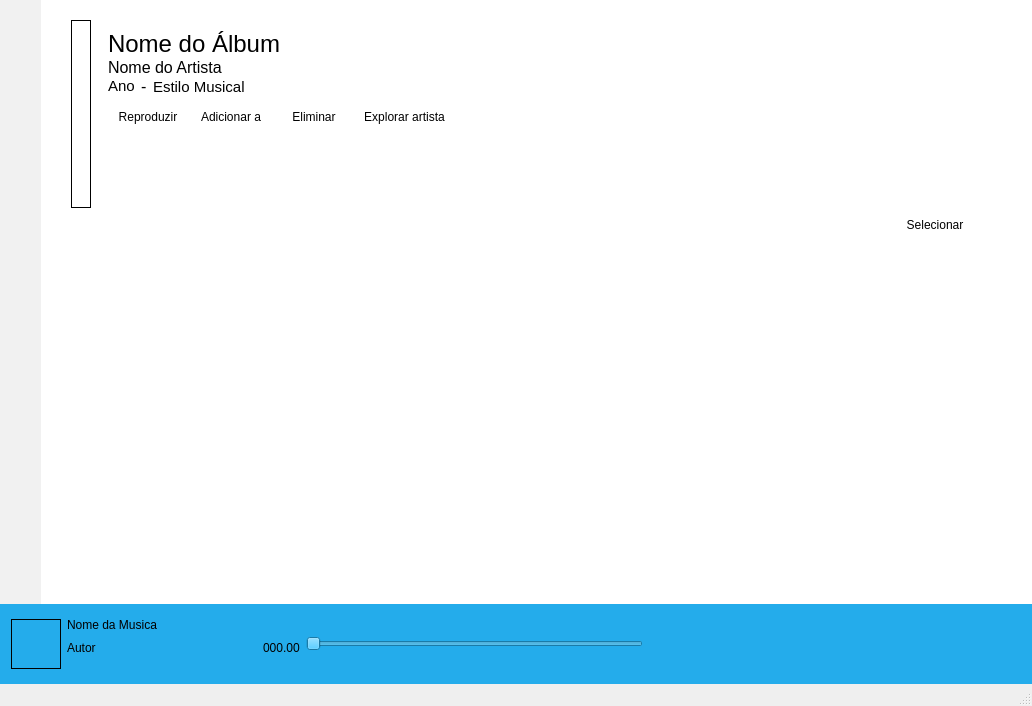
Grupo-9-EngenhariaSoftware2016/Media-Player, file media5/mainwindow.ui: the form before one commit.
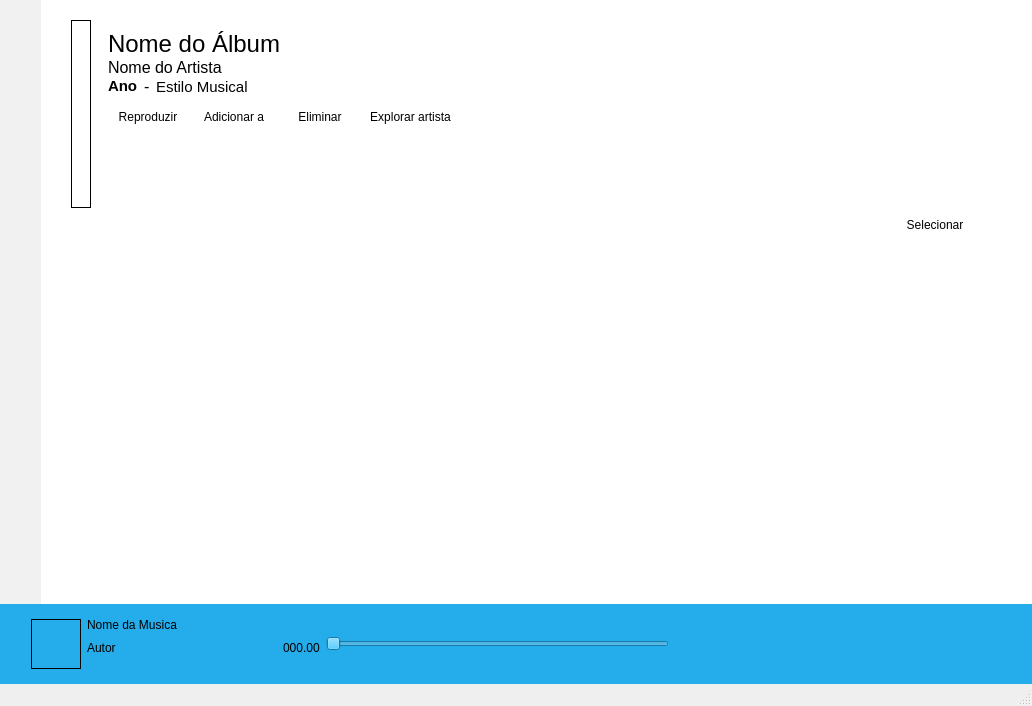
The form after the commit. The open tabs and pages were chosen to show the change. Icons and pictures are not drawn.

Patch:
```diff
--- a/media5/mainwindow.ui
+++ b/media5/mainwindow.ui
@@ -681,57 +681,41 @@
       </property>
       <widget class="QWidget" name="player_tab">
        <layout class="QGridLayout" name="gridLayout_5">
-        <item row="0" column="12" rowspan="3">
-         <widget class="QPushButton" name="player_button_shuffle">
-          <property name="text">
-           <string/>
-          </property>
-          <property name="icon">
-           <iconset resource="icons/img.qrc">
-            <normaloff>:/square.png</normaloff>:/square.png</iconset>
-          </property>
-          <property name="iconSize">
-           <size>
-            <width>24</width>
-            <height>24</height>
-           </size>
-          </property>
-          <property name="flat">
-           <bool>true</bool>
-          </property>
-         </widget>
-        </item>
-        <item row="1" column="4">
+        <item row="1" column="5">
          <widget class="QLabel" name="player_label_timer">
           <property name="text">
            <string>000.00</string>
           </property>
          </widget>
         </item>
-        <item row="0" column="1">
+        <item row="0" column="13" rowspan="3">
+         <widget class="QPushButton" name="player_button_shuffle">
+          <property name="text">
+           <string/>
+          </property>
+          <property name="icon">
+           <iconset resource="icons/img.qrc">
+            <normaloff>:/shuffle.png</normaloff>:/shuffle.png</iconset>
+          </property>
+          <property name="iconSize">
+           <size>
+            <width>24</width>
+            <height>24</height>
+           </size>
+          </property>
+          <property name="flat">
+           <bool>true</bool>
+          </property>
+         </widget>
+        </item>
+        <item row="0" column="2">
          <widget class="QLabel" name="player_label_song">
           <property name="text">
            <string>Nome da Musica</string>
           </property>
          </widget>
         </item>
-        <item row="0" column="3">
-         <spacer name="horizontalSpacer_3">
-          <property name="orientation">
-           <enum>Qt::Horizontal</enum>
-          </property>
-          <property name="sizeType">
-           <enum>QSizePolicy::Fixed</enum>
-          </property>
-          <property name="sizeHint" stdset="0">
-           <size>
-            <width>100</width>
-            <height>20</height>
-           </size>
-          </property>
-         </spacer>
-        </item>
-        <item row="0" column="11" rowspan="3">
+        <item row="0" column="12" rowspan="3">
          <widget class="QPushButton" name="player_button_next">
           <property name="text">
            <string/>
@@ -751,7 +735,7 @@
           </property>
          </widget>
         </item>
-        <item row="0" column="9" rowspan="3">
+        <item row="0" column="10" rowspan="3">
          <widget class="QPushButton" name="player_button_play">
           <property name="text">
            <string/>
@@ -769,12 +753,58 @@
             <height>24</height>
            </size>
           </property>
+          <property name="autoDefault">
+           <bool>false</bool>
+          </property>
           <property name="flat">
            <bool>true</bool>
           </property>
          </widget>
         </item>
-        <item row="0" column="0" rowspan="3">
+        <item row="0" column="4">
+         <spacer name="horizontalSpacer_3">
+          <property name="orientation">
+           <enum>Qt::Horizontal</enum>
+          </property>
+          <property name="sizeType">
+           <enum>QSizePolicy::Fixed</enum>
+          </property>
+          <property name="sizeHint" stdset="0">
+           <size>
+            <width>100</width>
+            <height>20</height>
+           </size>
+          </property>
+         </spacer>
+        </item>
+        <item row="0" column="11" rowspan="3">
+         <widget class="QPushButton" name="player_button_stop">
+          <property name="text">
+           <string/>
+          </property>
+          <property name="icon">
+           <iconset resource="icons/img.qrc">
+            <normaloff>:/square.png</normaloff>:/square.png</iconset>
+          </property>
+          <property name="iconSize">
+           <size>
+            <width>24</width>
+            <height>24</height>
+           </size>
+          </property>
+          <property name="flat">
+           <bool>true</bool>
+          </property>
+         </widget>
+        </item>
+        <item row="0" column="6" rowspan="3">
+         <widget class="QSlider" name="player_slider">
+          <property name="orientation">
+           <enum>Qt::Horizontal</enum>
+          </property>
+         </widget>
+        </item>
+        <item row="0" column="1" rowspan="3">
          <widget class="QLabel" name="player_label_artwork">
           <property name="sizePolicy">
            <sizepolicy hsizetype="Expanding" vsizetype="Fixed">
@@ -808,8 +838,8 @@
           </property>
          </widget>
         </item>
-        <item row="0" column="10" rowspan="3">
-         <widget class="QPushButton" name="player_button_stop">
+        <item row="0" column="8" rowspan="3" colspan="2">
+         <widget class="QPushButton" name="player_button_previous">
           <property name="text">
            <string/>
           </property>
@@ -828,82 +858,15 @@
           </property>
          </widget>
         </item>
-        <item row="0" column="5" rowspan="3">
-         <widget class="QSlider" name="player_slider">
-          <property name="orientation">
-           <enum>Qt::Horizontal</enum>
-          </property>
-         </widget>
-        </item>
-        <item row="1" column="1">
+        <item row="1" column="2">
          <widget class="QLabel" name="player_label_artist">
           <property name="text">
            <string>Autor</string>
           </property>
          </widget>
         </item>
-        <item row="0" column="7" rowspan="3" colspan="2">
-         <widget class="QPushButton" name="player_button_previous">
-          <property name="text">
-           <string/>
-          </property>
-          <property name="icon">
-           <iconset resource="icons/img.qrc">
-            <normaloff>:/square.png</normaloff>:/square.png</iconset>
-          </property>
-          <property name="iconSize">
-           <size>
-            <width>24</width>
-            <height>24</height>
-           </size>
-          </property>
-          <property name="flat">
-           <bool>true</bool>
-          </property>
-         </widget>
-        </item>
-        <item row="0" column="13" rowspan="3">
-         <widget class="QPushButton" name="player_button_repeat">
-          <property name="text">
-           <string/>
-          </property>
-          <property name="icon">
-           <iconset resource="icons/img.qrc">
-            <normaloff>:/square.png</normaloff>:/square.png</iconset>
-          </property>
-          <property name="iconSize">
-           <size>
-            <width>24</width>
-            <height>24</height>
-           </size>
-          </property>
-          <property name="flat">
-           <bool>true</bool>
-          </property>
-         </widget>
-        </item>
-        <item row="0" column="15" rowspan="3">
-         <widget class="QPushButton" name="player_button_3">
-          <property name="text">
-           <string/>
-          </property>
-          <property name="icon">
-           <iconset resource="icons/img.qrc">
-            <normaloff>:/square.png</normaloff>:/square.png</iconset>
-          </property>
-          <property name="iconSize">
-           <size>
-            <width>24</width>
-            <height>24</height>
-           </size>
-          </property>
-          <property name="flat">
-           <bool>true</bool>
-          </property>
-         </widget>
-        </item>
         <item row="0" column="14" rowspan="3">
-         <widget class="QPushButton" name="player_button_mute">
+         <widget class="QPushButton" name="player_button_repeat">
           <property name="text">
            <string/>
           </property>
@@ -922,7 +885,7 @@
           </property>
          </widget>
         </item>
-        <item row="0" column="6">
+        <item row="0" column="7">
          <spacer name="horizontalSpacer_9">
           <property name="orientation">
            <enum>Qt::Horizontal</enum>
@@ -938,6 +901,62 @@
           </property>
          </spacer>
         </item>
+        <item row="0" column="15" rowspan="3">
+         <widget class="QPushButton" name="player_button_mute">
+          <property name="text">
+           <string/>
+          </property>
+          <property name="icon">
+           <iconset resource="icons/img.qrc">
+            <normaloff>:/Som.png</normaloff>
+            <normalon>:/Silence.png</normalon>:/Som.png</iconset>
+          </property>
+          <property name="iconSize">
+           <size>
+            <width>24</width>
+            <height>24</height>
+           </size>
+          </property>
+          <property name="default">
+           <bool>false</bool>
+          </property>
+          <property name="flat">
+           <bool>true</bool>
+          </property>
+         </widget>
+        </item>
+        <item row="0" column="0">
+         <spacer name="horizontalSpacer_8">
+          <property name="orientation">
+           <enum>Qt::Horizontal</enum>
+          </property>
+          <property name="sizeType">
+           <enum>QSizePolicy::Fixed</enum>
+          </property>
+          <property name="sizeHint" stdset="0">
+           <size>
+            <width>20</width>
+            <height>20</height>
+           </size>
+          </property>
+         </spacer>
+        </item>
+        <item row="0" column="16">
+         <spacer name="horizontalSpacer_11">
+          <property name="orientation">
+           <enum>Qt::Horizontal</enum>
+          </property>
+          <property name="sizeType">
+           <enum>QSizePolicy::Fixed</enum>
+          </property>
+          <property name="sizeHint" stdset="0">
+           <size>
+            <width>20</width>
+            <height>20</height>
+           </size>
+          </property>
+         </spacer>
+        </item>
        </layout>
       </widget>
       <widget class="QWidget" name="options_tab">
@@ -1051,7 +1070,7 @@
       </widget>
      </widget>
     </item>
-    <item row="0" column="1">
+    <item row="0" column="3">
      <widget class="QStackedWidget" name="pages">
       <property name="palette">
        <palette>
@@ -1434,6 +1453,20 @@
             </property>
            </spacer>
           </item>
+          <item row="5" column="4">
+           <widget class="QPushButton" name="page_album_info_button_addTo">
+            <property name="text">
+             <string>Adicionar a</string>
+            </property>
+            <property name="icon">
+             <iconset resource="icons/img.qrc">
+              <normaloff>:/cross.png</normaloff>:/cross.png</iconset>
+            </property>
+            <property name="flat">
+             <bool>true</bool>
+            </property>
+           </widget>
+          </item>
           <item row="6" column="1" colspan="7">
            <spacer name="verticalSpacer_6">
             <property name="orientation">
@@ -1461,6 +1494,8 @@
             <property name="font">
              <font>
               <pointsize>11</pointsize>
+              <weight>75</weight>
+              <bold>true</bold>
              </font>
             </property>
             <property name="text">
@@ -1589,26 +1624,6 @@
             </property>
            </spacer>
           </item>
-          <item row="5" column="4">
-           <widget class="QToolButton" name="page_album_info_button_addTo">
-            <property name="text">
-             <string>Adicionar a</string>
-            </property>
-            <property name="icon">
-             <iconset resource="icons/img.qrc">
-              <normaloff>:/cross.png</normaloff>:/cross.png</iconset>
-            </property>
-            <property name="popupMode">
-             <enum>QToolButton::InstantPopup</enum>
-            </property>
-            <property name="toolButtonStyle">
-             <enum>Qt::ToolButtonTextBesideIcon</enum>
-            </property>
-            <property name="autoRaise">
-             <bool>true</bool>
-            </property>
-           </widget>
-          </item>
          </layout>
         </item>
         <item row="1" column="3" colspan="2">
```
Left out of the diff: 92 changed lines with no effect on the pictures.
